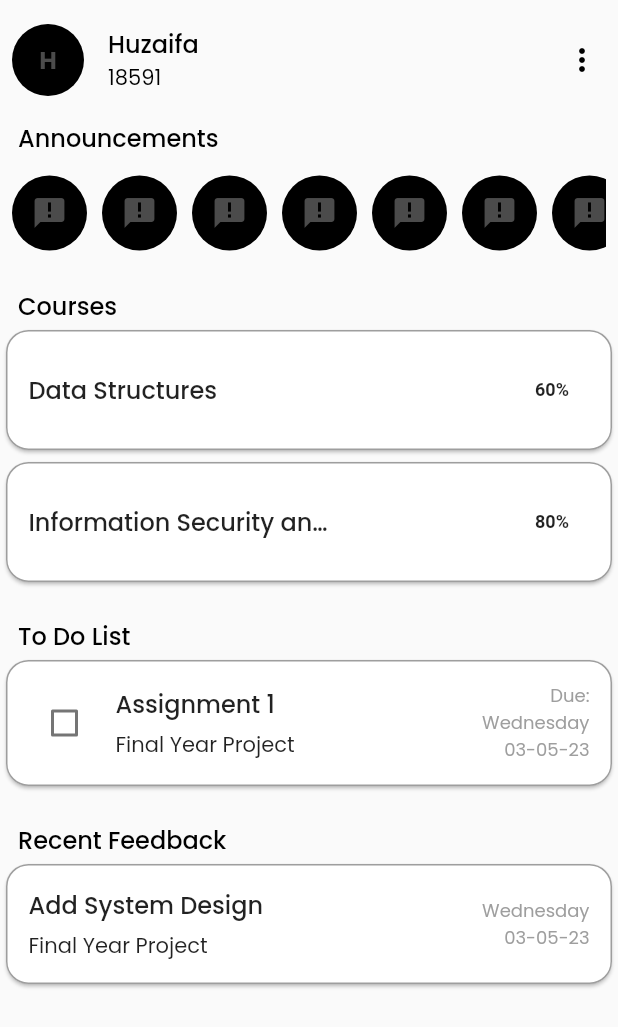
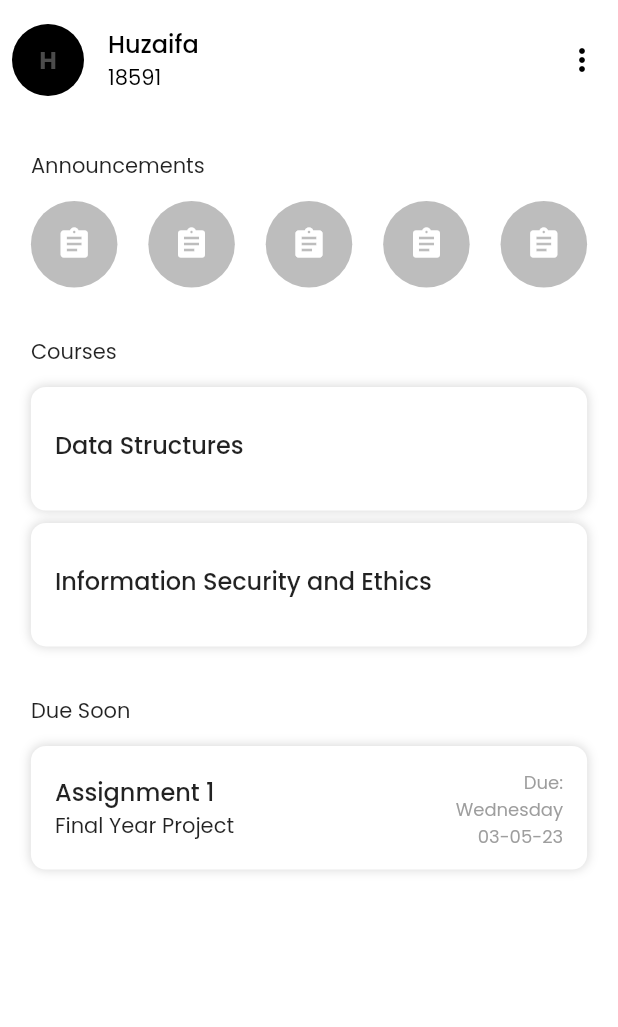
Before and after one commit to FYP-LMS-2023/front-end, a Flutter app: the HomePage screen opened directly, on a phone screen of 412 x 824 dp. Shown: the top 1027 px of the screen. Run offline on Flutter 3.47's test engine with Material 2 defaults, Android fonts, the phone set to English and light mode, and no system bars; our stand-ins replace google_fonts.

```diff
--- a/lib/views/screens/homepage.dart
+++ b/lib/views/screens/homepage.dart
@@ -1,12 +1,12 @@
 import 'package:flutter/material.dart';
 import 'package:front_end/entities/class_entity.dart';
-import 'package:front_end/models/class_model.dart';
 import 'package:front_end/models/mock_data.dart';
 import 'package:front_end/views/screens/course_main_page.dart';
 import 'package:front_end/views/widgets/headers.dart';
 import 'package:front_end/constants/fonts.dart';
 import 'package:front_end/views/widgets/announcements.dart';
-import 'package:provider/provider.dart';
+import 'package:front_end/views/widgets/subheadings.dart';
+import 'package:front_end/constants/spacers.dart';
 
 import '../widgets/cards.dart';
 
@@ -24,77 +24,51 @@ class _HomePageState extends State<HomePage> {
   @override
   Widget build(BuildContext context) {
     return Scaffold(
+      backgroundColor: Colors.white,
       appBar: const ProfileHeader(name: "Huzaifa", id: "18591"),
-        body: Column(crossAxisAlignment: CrossAxisAlignment.start, children: [
-          Padding(
-            padding: const EdgeInsets.only(left: 12.0),
-            child: Text("Announcements",
-                style: Styles.titleMedium.copyWith(color: Colors.black)),
-          ),
-          const Padding(
-            padding: EdgeInsets.all(8.0),
-            child: Announcements(),
-          ),
-          const SizedBox(
-            height: 12,
-          ),
-          Padding(
-            padding: const EdgeInsets.only(left: 12.0),
-            child: Text("Courses",
-                style: Styles.titleMedium.copyWith(color: Colors.black)),
-          ),
+      body: SingleChildScrollView(
+        child: Center(
+          child: Padding(
+            padding: EdgeInsets.all(MediaQuery.of(context).size.width * 0.05),
+            child: Column(
+              crossAxisAlignment: CrossAxisAlignment.start,
+              children: [
+                const Subheading(text: "Announcements"),
+                const Announcements(),
+                const VerticalSpacer(),
+                const Subheading(text: "Courses"),
                 HomeOverviewCard(
                   title: myClass.courseName,
-            trailing: CourseProgress(progress: 60),
                   onPressed: () {
-              Navigator.of(context).push(
-                MaterialPageRoute(
+                    Navigator.of(context).push(MaterialPageRoute(
                       builder: (context) => CourseMainPage(myclass: myClass),
+                    ));
+                  },
                 ),
-              );
-            },
+                SizedBox(
+                  height: MediaQuery.of(context).size.height * 0.01,
                 ),
                 HomeOverviewCard(
                   title: 'Information Security and Ethics',
-            trailing: CourseProgress(progress: 80),
-            onPressed: () {},
+                  onPressed: () {
+                    Navigator.of(context).push(MaterialPageRoute(
+                      builder: (context) => CourseMainPage(myclass: myClass),
+                    ));
+                  },
                 ),
-          const SizedBox(
-            height: 20,
-          ),
-          Padding(
-            padding: const EdgeInsets.only(left: 12.0),
-            child: Text("To Do List",
-                style: Styles.titleMedium.copyWith(color: Colors.black)),
-          ),
+                const VerticalSpacer(),
+                const Subheading(text: "Due Soon"),
                 HomeOverviewCard(
                   title: "Assignment 1",
                   subtitle: "Final Year Project",
-            leading: Checkbox(
-              value: isChecked,
-              onChanged: (bool? value) {
-                setState(() {
-                  isChecked = !isChecked;
-                });
-              },
-            ),
                   trailing: CardDueDate(dueDate: DateTime.now()),
                   onPressed: () {},
                 ),
-          const SizedBox(
-            height: 20,
+              ],
             ),
-          Padding(
-            padding: const EdgeInsets.only(left: 12.0),
-            child: Text("Recent Feedback",
-                style: Styles.titleMedium.copyWith(color: Colors.black)),
           ),
-          HomeOverviewCard(
-            title: "Add System Design",
-            subtitle: "Final Year Project",
-            trailing: CardDate(Date: DateTime.now()),
-            onPressed: () {},
         ),
-        ]));
+      ),
+    );
   }
 }
--- a/lib/views/widgets/announcements.dart
+++ b/lib/views/widgets/announcements.dart
@@ -1,30 +1,34 @@
 import 'package:flutter/material.dart';
+import 'package:front_end/constants/spacers.dart';
 
 class Announcements extends StatelessWidget {
   const Announcements({super.key});
 
   @override
   Widget build(BuildContext context) {
-    return
-        SizedBox(
-          height: 60,
-          child: ListView.builder(
-            itemCount: 10,
-            scrollDirection: Axis.horizontal,
-            itemBuilder: (context,index) =>
-              Padding(
-                padding: const EdgeInsets.only(right:10.0),
-                child: InkWell(
-                  onTap: () {},
-                  child: const CircleAvatar(
-                    radius: 25,
-                    backgroundColor: Colors.black,
-                    child: Icon(Icons.announcement),
-                  ),
+    return SizedBox(
+      height: (MediaQuery.of(context).size.height / 5) * 0.35,
+      child: ListView.builder(
+        itemCount: 5,
+        scrollDirection: Axis.horizontal,
+        itemBuilder: (context, index) => Row(
+          children: [
+            InkWell(
+              onTap: () {},
+              child: CircleAvatar(
+                radius: (MediaQuery.of(context).size.width / 5) * 0.35,
+                backgroundColor: Colors.grey[400],
+                child: const Icon(
+                  Icons.assignment,
+                  color: Colors.white,
                 ),
-              )
-
+              ),
             ),
-        );
+            //jugaar
+            if (index != 4) const HorizontalSpacer(),
+          ],
+        ),
+      ),
+    );
   }
 }
--- a/lib/views/widgets/cards.dart
+++ b/lib/views/widgets/cards.dart
@@ -1,7 +1,6 @@
 import 'package:flutter/material.dart';
 import 'package:front_end/constants/box_decoration.dart';
 import 'package:front_end/constants/colors.dart';
-import 'package:front_end/constants/drop_shadow.dart';
 import 'package:front_end/utils/functions/status_color.dart';
 import 'package:front_end/utils/functions/time_left.dart';
 import 'package:intl/intl.dart';
@@ -11,7 +10,7 @@ import 'package:front_end/constants/fonts.dart';
 class HomeOverviewCard extends StatefulWidget {
   final String title;
   final String subtitle;
-  final Widget leading;
+  // final Widget leading;
   final Widget trailing;
   final Function onPressed;
 
@@ -19,7 +18,7 @@ class HomeOverviewCard extends StatefulWidget {
     super.key,
     required this.title,
     this.subtitle = "",
-    this.leading = const SizedBox(),
+    // this.leading = const SizedBox(),
     this.trailing = const SizedBox(),
     required this.onPressed,
   });
@@ -33,42 +32,33 @@ class _HomeOverviewCardState extends State<HomeOverviewCard> {
 
   @override
   Widget build(BuildContext context) {
-    return Card(
-      shape: RoundedRectangleBorder(
-        borderRadius: BorderRadius.circular(15.0),
-        side: const BorderSide(
-          color: Colors.grey,
-          width: 1.0,
-        ),
-      ),
-      child: InkWell(
+    return InkWell(
       onTap: () {
         widget.onPressed();
       },
+      child: Ink(
+        // width: MediaQuery.of(context).size.width,
+        height: MediaQuery.of(context).size.width * 0.2,
+        decoration: boxDecoration,
         child: Padding(
-          padding: const EdgeInsets.all(15.0),
+          padding: const EdgeInsets.all(16.0),
           child: Row(
             mainAxisAlignment: MainAxisAlignment.spaceBetween,
             children: <Widget>[
               Row(
                 children: <Widget>[
-                  if (widget.leading != const SizedBox()) widget.leading,
-                  if (widget.leading != const SizedBox())
-                    const SizedBox(
-                      width: 10,
-                    ),
                   Column(
                     crossAxisAlignment: CrossAxisAlignment.start,
+                    mainAxisAlignment: MainAxisAlignment.center,
                     children: <Widget>[
-                      SizedBox(
-                          width: 200,
-                          child: Text(
+                      Text(
                         widget.title,
                         style: Styles.titleMedium,
                         maxLines: 1,
                         overflow: TextOverflow.ellipsis,
-                          )),
-                      if (widget.subtitle != "")
+                        textAlign: TextAlign.center,
+                      ),
+                      if (widget.subtitle == "")
                         const SizedBox(
                           height: 5,
                         ),
@@ -78,8 +68,8 @@ class _HomeOverviewCardState extends State<HomeOverviewCard> {
                   ),
                 ],
               ),
-              if (widget.trailing != const SizedBox())
-                Flexible(child: widget.trailing),
+              // Spacer(),
+              if (widget.trailing != const SizedBox()) widget.trailing,
             ],
           ),
         ),
@@ -88,43 +78,83 @@ class _HomeOverviewCardState extends State<HomeOverviewCard> {
   }
 }
 
-//This is a component that is being used in the cards
-class CourseProgress extends StatelessWidget {
-  const CourseProgress({
-    super.key,
-    required this.progress,
-  });
+// class NewHomeCard extends StatelessWidget {
+//   const NewHomeCard({super.key, this.subtitle});
+//   final String? subtitle;
 
-  final double progress;
+//   @override
+//   Widget build(BuildContext context) {
+//     return InkWell(
+//       onTap: () {},
+//       child: Ink(
+//         width: MediaQuery.of(context).size.width,
+//         height: MediaQuery.of(context).size.width * 0.2,
+//         decoration: boxDecoration,
+//         child: Padding(
+//           padding: const EdgeInsets.all(16.0),
+//           child: Align(
+//             alignment: Alignment.centerLeft,
+//             child: Column(
+//               // crossAxisAlignment: CrossAxisAlignment.center,
+//               mainAxisAlignment: MainAxisAlignment.center,
+//               children: [
+//                 Text(
+//                   "Class Name", style: Styles.titleMedium,
+//                   // textAlign: TextAlign.left,
+//                 ),
+//                 if (subtitle != null)
+//                   Text(
+//                     subtitle!,
+//                     style: Styles.bodyMedium,
+//                     textAlign: TextAlign.left,
+//                   ),
+//               ],
+//             ),
+//           ),
+//         ),
+//       ),
+//     );
+//   }
+// }
 
-  @override
-  Widget build(BuildContext context) {
-    return Stack(
-      children: [
-        SizedBox(
-          width: 50,
-          height: 50,
-          child: CircularProgressIndicator(
-            value: progress / 100,
-          ),
-        ),
-        SizedBox(
-          width: 50,
-          height: 50,
-          child: Center(
-            child: Text(
-              '${progress.toStringAsFixed(0)}%',
-              style: const TextStyle(
-                fontSize: 12.0,
-                fontWeight: FontWeight.bold,
-              ),
-            ),
-          ),
-        ),
-      ],
-    );
-  }
-}
+// //This is a component that is being used in the cards
+// class CourseProgress extends StatelessWidget {
+//   const CourseProgress({
+//     super.key,
+//     required this.progress,
+//   });
+
+//   final double progress;
+
+//   @override
+//   Widget build(BuildContext context) {
+//     return Stack(
+//       children: [
+//         SizedBox(
+//           width: 50,
+//           height: 50,
+//           child: CircularProgressIndicator(
+//             value: progress / 100,
+//             color: Palette.kToDark[50],
+//           ),
+//         ),
+//         SizedBox(
+//           width: 50,
+//           height: 50,
+//           child: Center(
+//             child: Text(
+//               '${progress.toStringAsFixed(0)}%',
+//               style: const TextStyle(
+//                 fontSize: 12.0,
+//                 fontWeight: FontWeight.bold,
+//               ),
+//             ),
+//           ),
+//         ),
+//       ],
+//     );
+//   }
+// }
 
 //This is a component that is being used in the cards
 class CardDueDate extends StatelessWidget {
```
Lines whose indentation alone changed are shown as unchanged.
